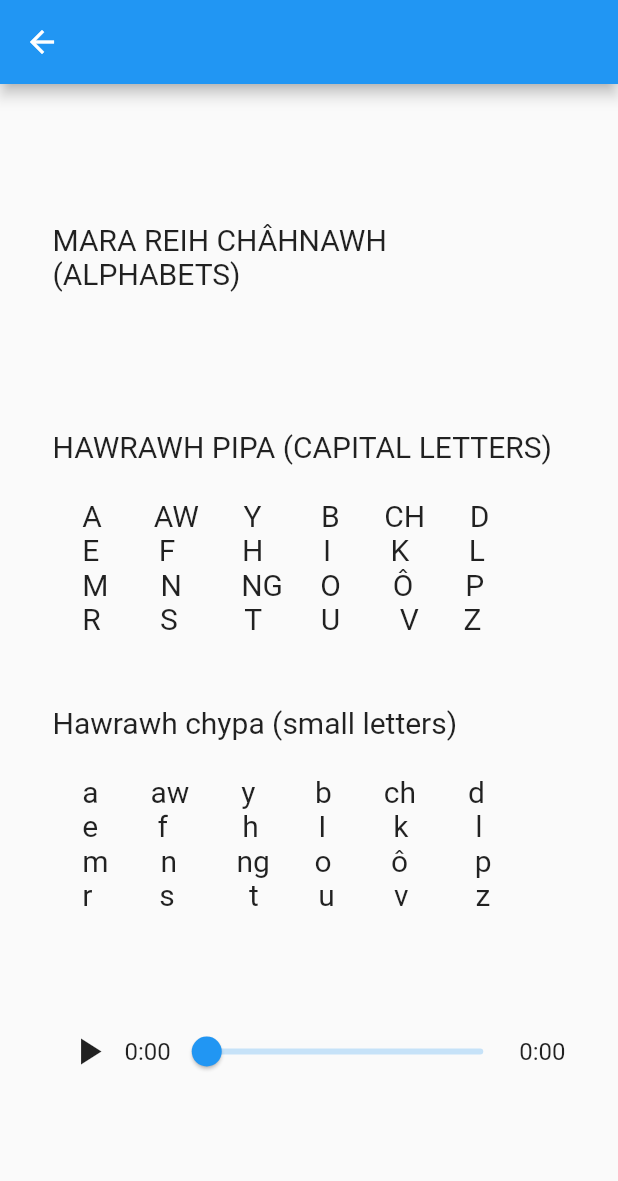
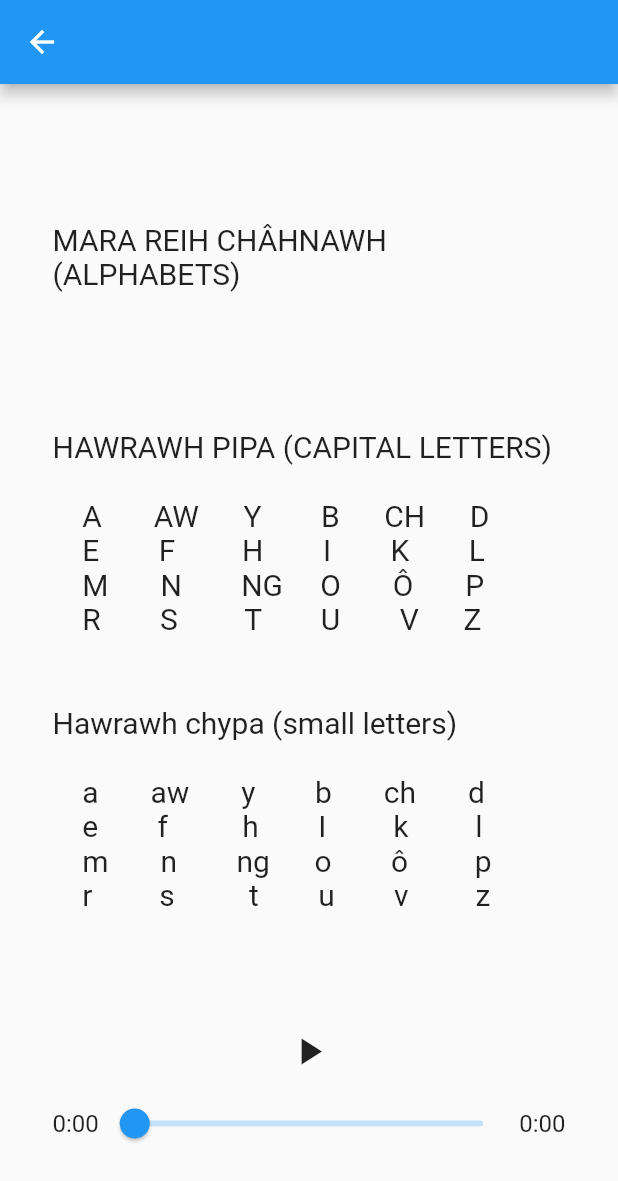
Before and after one commit to stevenfachhai/mara_rei_achuna, a Flutter app: the screen it shows after launch, after a tap on "1. Mara reih châhnawh (alphabet)", on a phone screen of 412 x 824 dp. Shown: the top 1181 px of the screen. Run offline on Flutter 3.47's test engine with Material 2 defaults, Android fonts, the phone set to English and light mode, and no system bars; our stand-ins replace just_audio.

Commit message:
change chapter screen

```diff
--- a/lib/content/audio_block.dart
+++ b/lib/content/audio_block.dart
@@ -1,9 +1,9 @@
 const audioBlock = {
-  1: 'assets/audio/aawbch.mp3',
-  2: 'assets/audio/aawbch.mp3',
-  3: 'assets/audio/aawbch.mp3',
-  4: 'assets/audio/aawbch.mp3',
-  5: 'assets/audio/ko.mp3',
-  6: 'assets/audio/aawbch.mp3',
-  7: 'assets/audio/aawbch.mp3',
+  1: 'assets/audio/Marareih.mp3',
+  2: 'assets/audio/Vowel_Consonanats.mp3',
+  3: 'assets/audio/Nuby_rei.mp3',
+  4: 'assets/audio/Nuby_hluna.mp3',
+  5: 'assets/audio/Ko.mp3',
+  6: 'assets/audio/',
+  7: 'assets/audio/Nuby_reina.mp3',
 };
--- a/lib/screen/chapter_screen.dart
+++ b/lib/screen/chapter_screen.dart
@@ -1,5 +1,3 @@
-// ignore_for_file: library_private_types_in_public_api
-
 import 'package:flutter/material.dart';
 import 'package:mara_rei_achuna/content/audio_block.dart';
 import 'package:mara_rei_achuna/content/chapter_block.dart';
@@ -19,10 +17,9 @@ class ChapterScreen extends StatefulWidget {
 
 class _ChapterScreenState extends State<ChapterScreen> {
   final AudioPlayer _audioPlayer = AudioPlayer();
-  bool _isPlaying = false;
-  bool _isPaused = false;
   Duration _audioDuration = Duration.zero;
   Duration _position = Duration.zero;
+  bool _isPlaying = false;
 
   @override
   void initState() {
@@ -44,6 +41,21 @@ class _ChapterScreenState extends State<ChapterScreen> {
   void dispose() {
     super.dispose();
     _audioPlayer.dispose();
+  }
+
+  Future<void> playAudio(String audio) async {
+    await _audioPlayer.setAsset(audio);
+    await _audioPlayer.play();
+    setState(() {
+      _isPlaying = true;
+    });
+  }
+
+  Future<void> pauseAudio() async {
+    await _audioPlayer.pause();
+    setState(() {
+      _isPlaying = false;
+    });
   }
 
   @override
@@ -68,31 +80,22 @@ class _ChapterScreenState extends State<ChapterScreen> {
                 children: [
                   IconButton(
                     icon: Icon(
-                      _isPlaying || _isPaused ? Icons.pause : Icons.play_arrow,
+                      _isPlaying ? Icons.pause : Icons.play_arrow,
                       size: 30,
                     ),
-                    onPressed: () async {
+                    onPressed: () {
                       if (_isPlaying) {
-                        await _audioPlayer.pause();
-                        setState(() {
-                          _isPaused = true;
-                          _isPlaying = false;
-                        });
-                      } else if (_isPaused) {
-                        await _audioPlayer.play();
-                        setState(() {
-                          _isPaused = false;
-                          _isPlaying = true;
-                        });
+                        pauseAudio();
                       } else {
-                        await _audioPlayer.setAsset(audio);
-                        await _audioPlayer.play();
-                        setState(() {
-                          _isPlaying = true;
-                        });
+                        playAudio(audio);
                       }
                     },
                   ),
+                ],
+              ),
+              Row(
+                mainAxisAlignment: MainAxisAlignment.center,
+                children: [
                   Text(
                     formatDuration(_position),
                     style: const TextStyle(fontSize: 16),
--- a/lib/screen/topic_screen.dart
+++ b/lib/screen/topic_screen.dart
@@ -1,6 +1,7 @@
 import 'package:flutter/material.dart';
 import 'package:mara_rei_achuna/screen/chapter_screen.dart';
-import 'package:mara_rei_achuna/content/title_list.dart';
+import 'package:mara_rei_achuna/screen/story_screen.dart';
+import 'package:mara_rei_achuna/content/topic_list.dart';
 
 class TopicScreen extends StatelessWidget {
   const TopicScreen({
@@ -23,6 +24,19 @@ class TopicScreen extends StatelessWidget {
                     style: const TextStyle(fontSize: 17),
                   ),
                   onTap: () {
+                    if (index == 7) {
+                      // Check if index is 8
+                      print(index + 1); // Print index for StoryScreen
+                      Navigator.push(
+                        context,
+                        MaterialPageRoute(
+                          builder: (context) => StoryScreen(
+                            storyNumber: index + 1,
+                          ),
+                        ),
+                      );
+                    } else {
+                      print(index + 1); // Print index for ChapterScreen
                       Navigator.push(
                         context,
                         MaterialPageRoute(
@@ -31,6 +45,7 @@ class TopicScreen extends StatelessWidget {
                           ),
                         ),
                       );
+                    }
                   },
                 ),
               );
```
Also changed, not shown: lib/content/chapter_block.dart (+6 -5 lines), lib/content/title_list.dart (deleted, +0 -9 lines), lib/content/topic_list.dart (added, +10 -0 lines), lib/screen/story_screen.dart (added, +17 -0 lines), pubspec.yaml (+7 -7 lines), assets/image/nubyh.png (added), 7 other files. Lines whose indentation alone changed are shown as unchanged.
